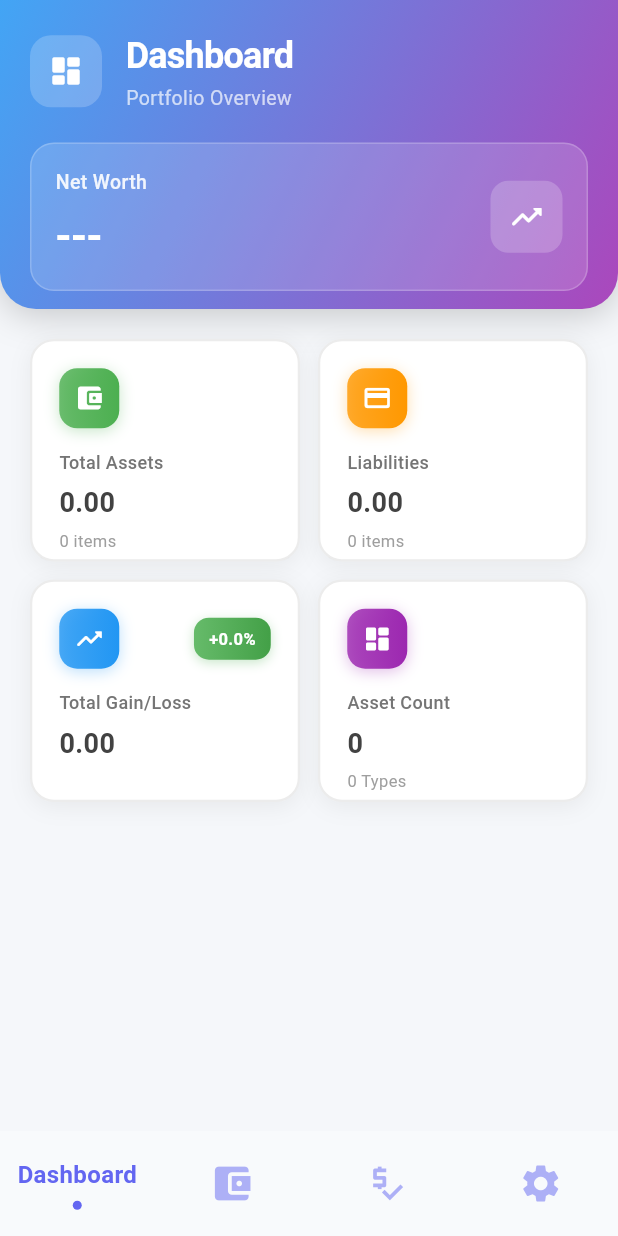
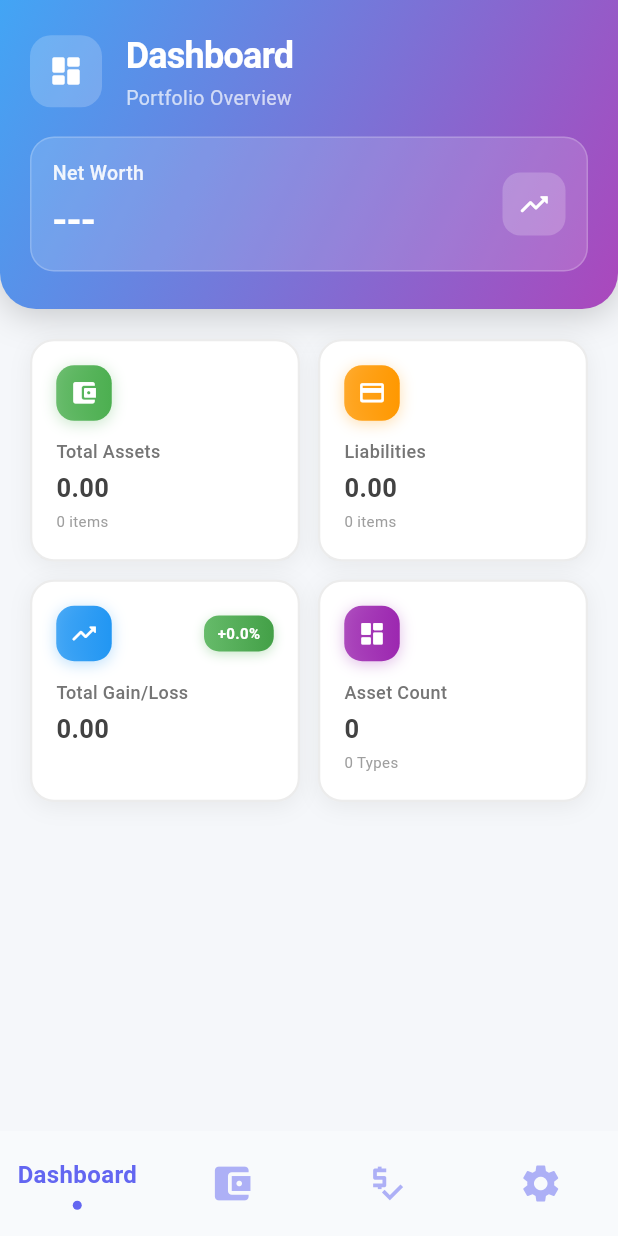
Before and after one commit to henry-azer/asset-it-app, a Flutter app: the AppNavigatorScreen screen opened by its route, on a phone screen of 412 x 824 dp. Run offline on Flutter 3.47's test engine with Material 3 defaults, Android fonts, the phone set to English and light mode, and no system bars; drawn by our look-alikes of sliding_clipped_nav_bar; our stand-ins replace cached_network_image, file_picker, fl_chart, flutter_native_splash, get_it, local_auth and 4 more; missing offline and left inert: pointycastle; accounts and stored records are empty.

Commit message:
enhance and align managers screen headers

```diff
--- a/lib/config/routes/app_routes.dart
+++ b/lib/config/routes/app_routes.dart
@@ -39,7 +39,7 @@ class Routes {
 
   static const String dashboard = '/app/dashboard';
 
-  static const String assets = '/app/assets';
+  static const String assetManager = '/app/asset-manager';
   static const String asset = '/app/assets/asset';
 
   static const String financeManager = '/app/finance-manager';
--- a/lib/features/app-navigator/presentation/screens/app_navigator_screen.dart
+++ b/lib/features/app-navigator/presentation/screens/app_navigator_screen.dart
@@ -1,4 +1,4 @@
-import 'package:asset_it/features/assets/presentation/screens/assets_screen.dart';
+import 'package:asset_it/features/assets/presentation/screens/assets_manager_screen.dart';
 import 'package:asset_it/features/dashboard/presentation/screens/dashboard_screen.dart';
 import 'package:asset_it/features/finance/screens/finance_manager_screen.dart';
 import 'package:flutter/material.dart';
@@ -23,7 +23,7 @@ class _AppNavigatorScreenState extends State<AppNavigatorScreen> with WidgetsBin
 
   final List<Widget> _screens = [
     const DashboardScreen(),
-    const AssetsScreen(),
+    const AssetsManagerScreen(),
     const FinanceManagerScreen(),
     const SettingsScreen(),
   ];
--- a/lib/features/assets/presentation/screens/salaries_manager_screen.dart
+++ b/lib/features/assets/presentation/screens/salaries_manager_screen.dart
@@ -190,8 +190,10 @@ class _SalariesManagerScreenState extends State<SalariesManagerScreen> {
               ),
             ],
           ),
-          const SizedBox(height: 20),
-          _buildHeaderStats(provider),
+          const SizedBox(height: 16),
+          Flexible(
+            child: _buildHeaderStats(provider),
+          ),
         ],
       ),
     );
--- a/lib/features/dashboard/presentation/screens/dashboard_screen.dart
+++ b/lib/features/dashboard/presentation/screens/dashboard_screen.dart
@@ -150,6 +150,7 @@ class _DashboardScreenState extends State<DashboardScreen>
       ),
       child: Column(
         crossAxisAlignment: CrossAxisAlignment.start,
+        mainAxisSize: MainAxisSize.min,
         children: [
           Row(
             children: [
@@ -170,6 +171,7 @@ class _DashboardScreenState extends State<DashboardScreen>
               Expanded(
                 child: Column(
                   crossAxisAlignment: CrossAxisAlignment.start,
+                  mainAxisSize: MainAxisSize.min,
                   children: [
                     Text(
                       AppStrings.dashboard.tr,
@@ -193,9 +195,10 @@ class _DashboardScreenState extends State<DashboardScreen>
               ),
             ],
           ),
-          const SizedBox(height: 20),
-          Container(
-            padding: const EdgeInsets.all(16),
+          const SizedBox(height: 16),
+          Flexible(
+            child: Container(
+              padding: const EdgeInsets.all(14),
               decoration: BoxDecoration(
                 color: Colors.white.withOpacity(0.15),
                 borderRadius: BorderRadius.circular(16),
@@ -210,6 +213,7 @@ class _DashboardScreenState extends State<DashboardScreen>
                   Expanded(
                     child: Column(
                       crossAxisAlignment: CrossAxisAlignment.start,
+                      mainAxisSize: MainAxisSize.min,
                       children: [
                         Text(
                           AppStrings.netWorth.tr,
@@ -219,7 +223,7 @@ class _DashboardScreenState extends State<DashboardScreen>
                             fontWeight: FontWeight.w500,
                           ),
                         ),
-                      const SizedBox(height: 6),
+                        const SizedBox(height: 4),
                         FittedBox(
                           fit: BoxFit.scaleDown,
                           child: Row(
@@ -229,7 +233,7 @@ class _DashboardScreenState extends State<DashboardScreen>
                                   '- ',
                                   style: TextStyle(
                                     color: Colors.white,
-                                  fontSize: 28,
+                                    fontSize: 26,
                                     fontWeight: FontWeight.bold,
                                     letterSpacing: -0.5,
                                   ),
@@ -241,7 +245,7 @@ class _DashboardScreenState extends State<DashboardScreen>
                                     : '---',
                                 style: const TextStyle(
                                   color: Colors.white,
-                                fontSize: 28,
+                                  fontSize: 26,
                                   fontWeight: FontWeight.bold,
                                   letterSpacing: -0.5,
                                 ),
@@ -254,7 +258,7 @@ class _DashboardScreenState extends State<DashboardScreen>
                     ),
                   ),
                   Container(
-                  padding: const EdgeInsets.all(12),
+                    padding: const EdgeInsets.all(10),
                     decoration: BoxDecoration(
                       color: Colors.white.withOpacity(0.2),
                       borderRadius: BorderRadius.circular(12),
@@ -264,10 +268,11 @@ class _DashboardScreenState extends State<DashboardScreen>
                           ? Icons.trending_up_rounded
                           : Icons.trending_down_rounded,
                       color: Colors.white,
-                    size: 24,
+                      size: 22,
                     ),
                   ),
                 ],
+              ),
             ),
           ),
         ],
@@ -353,7 +358,7 @@ class _DashboardScreenState extends State<DashboardScreen>
   }) {
     return Container(
       height: MediaQuery.of(context).size.height * 0.18,
-      padding: const EdgeInsets.all(18),
+      padding: const EdgeInsets.all(16),
       decoration: BoxDecoration(
         color: isDark ? const Color(0xFF1A1F3A) : Colors.white,
         borderRadius: BorderRadius.circular(16),
@@ -373,12 +378,13 @@ class _DashboardScreenState extends State<DashboardScreen>
       ),
       child: Column(
         crossAxisAlignment: CrossAxisAlignment.start,
+        mainAxisSize: MainAxisSize.min,
         children: [
           Row(
             mainAxisAlignment: MainAxisAlignment.spaceBetween,
             children: [
               Container(
-                padding: const EdgeInsets.all(10),
+                padding: const EdgeInsets.all(9),
                 decoration: BoxDecoration(
                   gradient: LinearGradient(
                     colors: [color.withOpacity(0.8), color],
@@ -392,12 +398,12 @@ class _DashboardScreenState extends State<DashboardScreen>
                     ),
                   ],
                 ),
-                child: Icon(icon, color: Colors.white, size: 20),
+                child: Icon(icon, color: Colors.white, size: 19),
               ),
               if (percentage != null)
                 Container(
                   padding:
-                      const EdgeInsets.symmetric(horizontal: 10, vertical: 6),
+                      const EdgeInsets.symmetric(horizontal: 9, vertical: 5),
                   decoration: BoxDecoration(
                     gradient: LinearGradient(
                       colors: isPositive!
@@ -418,14 +424,14 @@ class _DashboardScreenState extends State<DashboardScreen>
                     '${isPositive ? '+' : ''}${percentage.toStringAsFixed(1)}%',
                     style: const TextStyle(
                       color: Colors.white,
-                      fontSize: 11,
+                      fontSize: 10,
                       fontWeight: FontWeight.bold,
                     ),
                   ),
                 ),
             ],
           ),
-          const SizedBox(height: 14),
+          const SizedBox(height: 12),
           Text(
             title,
             style: TextStyle(
@@ -434,26 +440,29 @@ class _DashboardScreenState extends State<DashboardScreen>
               fontWeight: FontWeight.w500,
             ),
           ),
-          const SizedBox(height: 6),
-          FittedBox(
+          const SizedBox(height: 4),
+          Flexible(
+            child: FittedBox(
               fit: BoxFit.scaleDown,
+              alignment: Alignment.centerLeft,
               child: Text(
                 value,
                 style: TextStyle(
                   color: isDark ? Colors.white : Colors.grey.shade800,
-                fontSize: 18,
+                  fontSize: 17,
                   fontWeight: FontWeight.bold,
                 ),
                 overflow: TextOverflow.ellipsis,
               ),
             ),
+          ),
           if (subtitle != null) ...[
-            const SizedBox(height: 4),
+            const SizedBox(height: 3),
             Text(
               subtitle,
               style: TextStyle(
                 color: isDark ? Colors.white38 : Colors.grey.shade500,
-                fontSize: 11,
+                fontSize: 10,
               ),
             ),
           ],
--- a/lib/features/finance/screens/finance_manager_screen.dart
+++ b/lib/features/finance/screens/finance_manager_screen.dart
@@ -251,8 +251,10 @@ class _FinanceManagerScreenState extends State<FinanceManagerScreen>
               ),
             ],
           ),
-          const SizedBox(height: 20),
-          _buildHeaderStats(financeProvider, currencySymbol, isDark),
+          const SizedBox(height: 16),
+          Flexible(
+            child: _buildHeaderStats(financeProvider, currencySymbol, isDark),
+          ),
         ],
       ),
     );
```
Also changed, not shown: lib/features/assets/presentation/screens/assets_manager_screen.dart (renamed from lib/features/assets/presentation/screens/assets_screen.dart, +8 -6 lines), lib/features/finance/screens/currency_manager_screen.dart (+5 -2 lines). Lines whose indentation alone changed are shown as unchanged.
